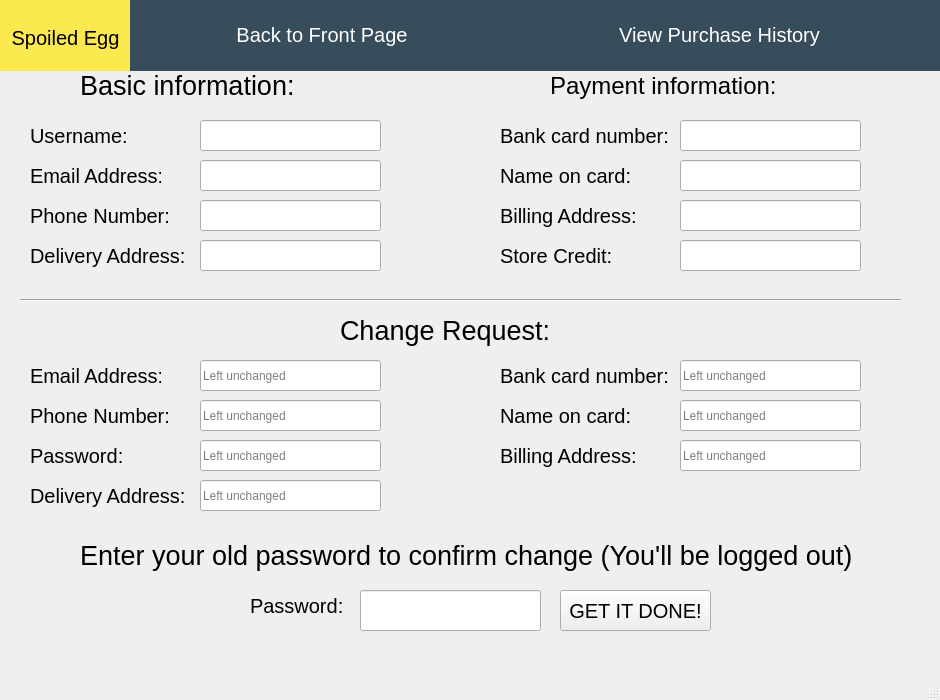
First picture: the form in UIs/AccountDetail.ui, repository PaHenriquez/ComputerStore, before the edit.
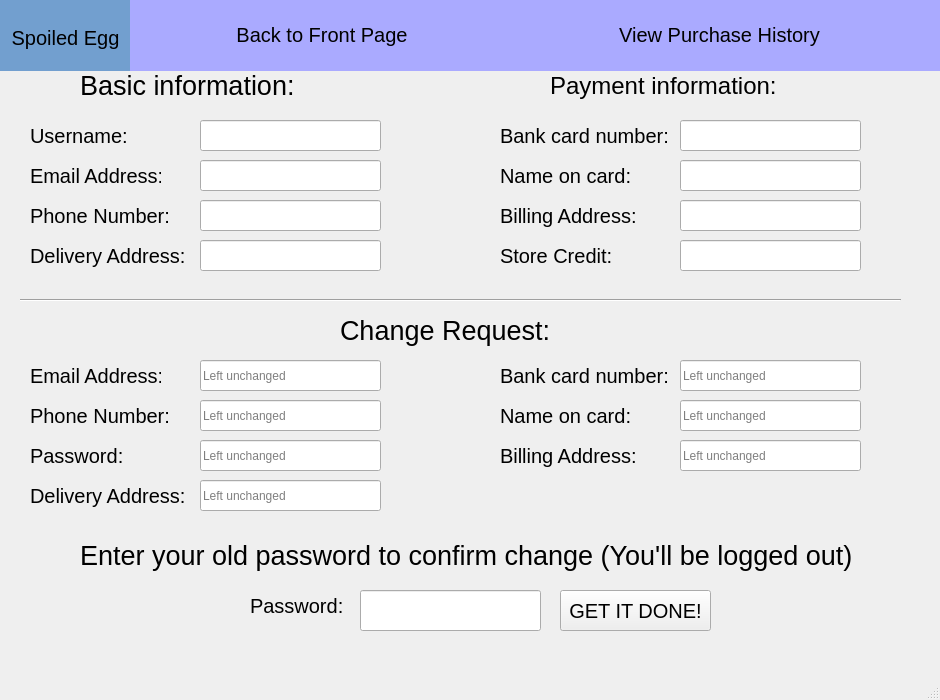
Second picture: the form after the edit.

Diff of the .ui file:
```diff
--- a/UIs/AccountDetail.ui
+++ b/UIs/AccountDetail.ui
@@ -43,7 +43,7 @@
     </property>
     <property name="styleSheet">
      <string notr="true">QWidget{
-background-color:rgb(56,77,91);
+background-color: rgb(170, 170, 255);
 }</string>
     </property>
     <widget class="QLabel" name="CompanyLogo_2">
@@ -64,7 +64,7 @@
       <enum>Qt::LeftToRight</enum>
      </property>
      <property name="styleSheet">
-      <string notr="true">background-color: rgb(252, 233, 79);</string>
+      <string notr="true">background-color: rgb(114, 159, 207);</string>
      </property>
      <property name="text">
       <string>Spoiled Egg</string>
@@ -98,9 +98,9 @@
         </property>
         <property name="styleSheet">
          <string notr="true">QPushButton{
-background-color:rgb(56,77,91);
+background-color: rgb(170, 170, 255);
 border:none;
-color: rgb(255, 255, 255);
+	color: rgb(0, 0, 0);
 }
 
 QPushButton::hover{
@@ -121,9 +121,9 @@
         </property>
         <property name="styleSheet">
          <string notr="true">QPushButton{
-background-color:rgb(56,77,91);
+background-color: rgb(170, 170, 255);
 border:none;
-color: rgb(255, 255, 255);
+color: rgb(0, 0, 0);
 }
 
 QPushButton::hover{
```
